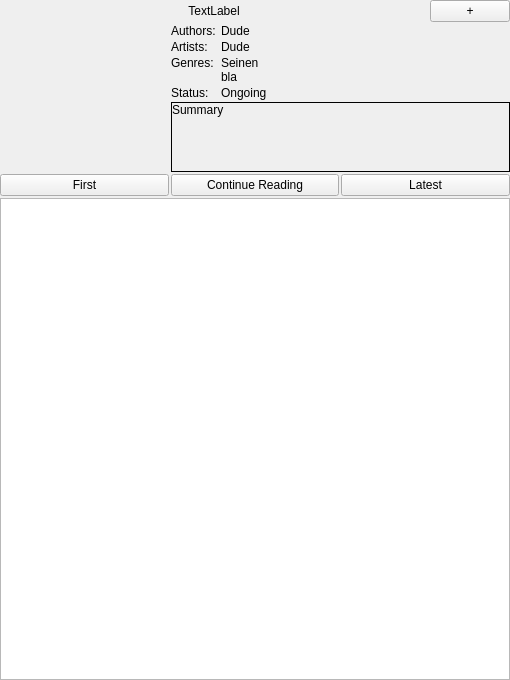
Before: the Qt Designer form widgets/mangainfowidget.ui in Rain92/UltimateMangaReader, drawn with Qt 5.
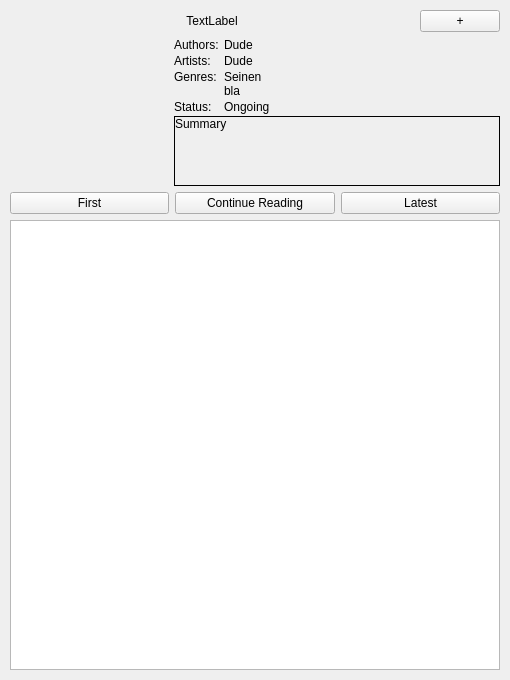
After: the same form once the commit is applied.

```diff
--- a/widgets/mangainfowidget.ui
+++ b/widgets/mangainfowidget.ui
@@ -15,19 +15,19 @@
   </property>
   <layout class="QVBoxLayout" name="verticalLayout_2">
    <property name="spacing">
-    <number>2</number>
+    <number>6</number>
    </property>
    <property name="leftMargin">
-    <number>0</number>
+    <number>10</number>
    </property>
    <property name="topMargin">
-    <number>0</number>
+    <number>10</number>
    </property>
    <property name="rightMargin">
-    <number>0</number>
+    <number>10</number>
    </property>
    <property name="bottomMargin">
-    <number>0</number>
+    <number>10</number>
    </property>
    <item>
     <layout class="QHBoxLayout" name="horizontalLayout_6">
@@ -282,7 +282,7 @@
            <rect>
             <x>0</x>
             <y>0</y>
-            <width>334</width>
+            <width>321</width>
             <height>68</height>
            </rect>
           </property>
```
